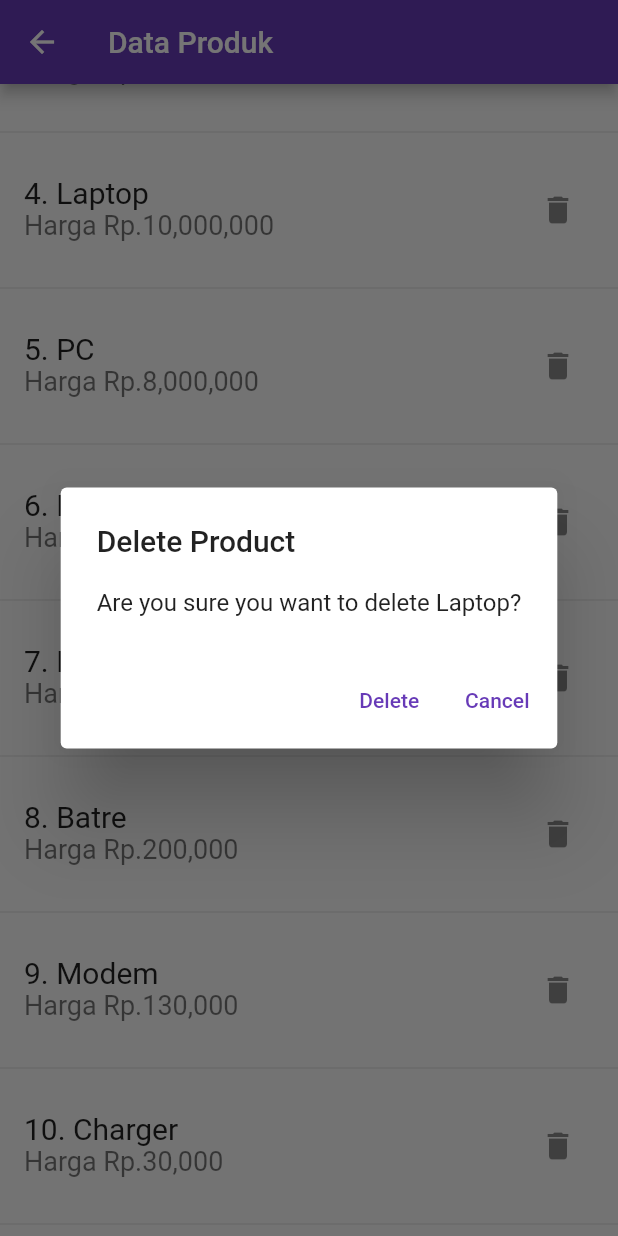
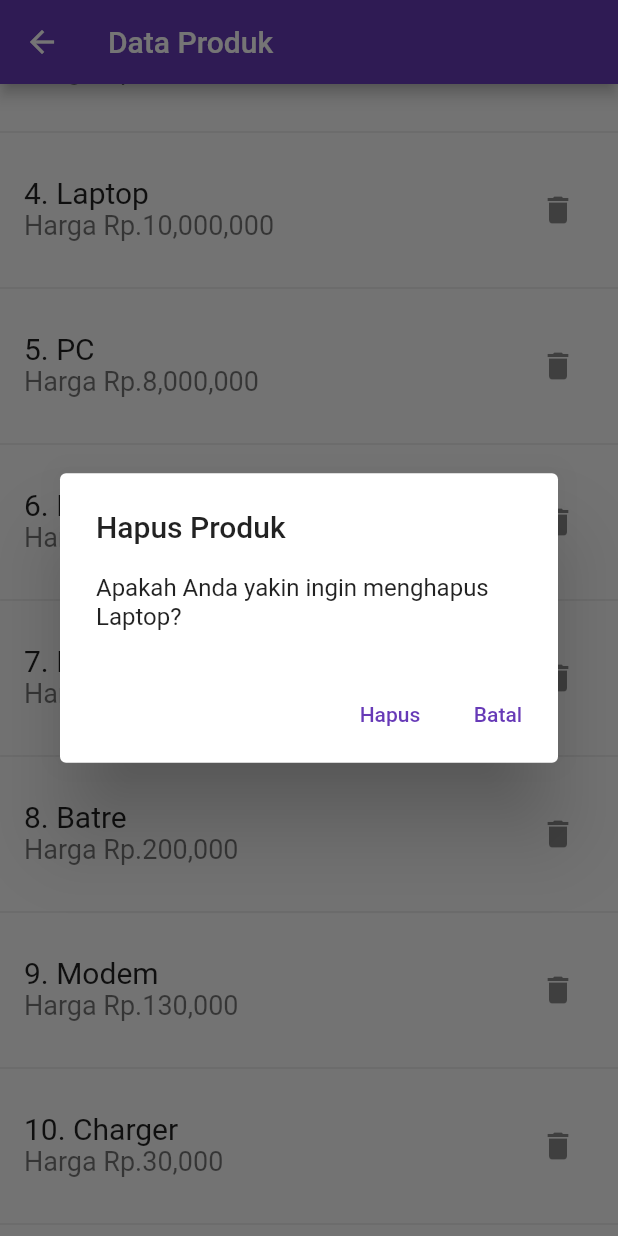
Before and after one commit to Wba-m3manzzz/flutter_login_listProduct, a Flutter app: the SecondPage screen opened directly, scrolled down 272 dp, after a tap on the "delete" icon, on a phone screen of 412 x 824 dp. Run offline on Flutter 3.47's test engine with Material 2 defaults, Android fonts, the phone set to English and light mode, and no system bars.

Commit message:
Update Login_Page.dart

```diff
--- a/lib/Login_Page.dart
+++ b/lib/Login_Page.dart
@@ -164,6 +164,25 @@ class _LoginPageState extends State<LoginPage> {
   Widget _buildLoginButton() {
     return ElevatedButton(
       onPressed: () {
+        if (emailController.text.isEmpty || passwordController.text.isEmpty) {
+          showDialog(
+            context: context,
+            builder: (BuildContext context) {
+              return AlertDialog(
+                title: Text('Error'),
+                content: Text('Email and password are required.'),
+                actions: [
+                  TextButton(
+                    onPressed: () {
+                      Navigator.pop(context);
+                    },
+                    child: Text('OK'),
+                  ),
+                ],
+              );
+            },
+          );
+        } else {
           debugPrint("Email : ${emailController.text}");
           debugPrint("Password : ${passwordController.text}");
 
@@ -171,6 +190,7 @@ class _LoginPageState extends State<LoginPage> {
             context,
             MaterialPageRoute(builder: (context) => SecondPage()),
           );
+        }
       },
       style: ElevatedButton.styleFrom(
         shape: const StadiumBorder(),
@@ -202,8 +222,13 @@ class _LoginPageState extends State<LoginPage> {
   }
 }
 
-class SecondPage extends StatelessWidget {
-  final List<Product> products = [
+class SecondPage extends StatefulWidget {
+  @override
+  _SecondPageState createState() => _SecondPageState();
+}
+
+class _SecondPageState extends State<SecondPage> {
+  List<Product> products = [
     Product(name: 'Televisi', price: 5000000),
     Product(name: 'Radio', price: 50000),
     Product(name: 'Remote', price: 15000),
@@ -245,7 +270,7 @@ class SecondPage extends StatelessWidget {
                 trailing: IconButton(
                   icon: const Icon(Icons.delete),
                   onPressed: () {
-                    _showDeleteDialog(context, product);
+                    _showDeleteDialog(context, product, index);
                   },
                 ),
               ),
@@ -260,28 +285,32 @@ class SecondPage extends StatelessWidget {
   String _formatPrice(int price) {
     return price.toString().replaceAllMapped(
           RegExp(r'(\d{1,3})(?=(\d{3})+(?!\d))'),
-        (Match match) => '${match[1]},');
+          (Match match) => '${match[1]},',
+        );
   }
 
-  void _showDeleteDialog(BuildContext context, Product product) {
+  void _showDeleteDialog(BuildContext context, Product product, int index) {
     showDialog(
       context: context,
       builder: (BuildContext context) {
         return AlertDialog(
-          title: Text('Delete Product'),
-          content: Text('Are you sure you want to delete ${product.name}?'),
+          title: Text('Hapus Produk'),
+          content: Text('Apakah Anda yakin ingin menghapus ${product.name}?'),
           actions: [
             TextButton(
               onPressed: () {
+                setState(() {
+                  products.removeAt(index);
+                });
                 Navigator.pop(context);
               },
-              child: Text('Delete'),
+              child: Text('Hapus'),
             ),
             TextButton(
               onPressed: () {
-                Navigator.pop(context); // Close the dialog
+                Navigator.pop(context); // Tutup dialog
               },
-              child: Text('Cancel'),
+              child: Text('Batal'),
             ),
           ],
         );
```
Lines whose indentation alone changed are shown as unchanged.
